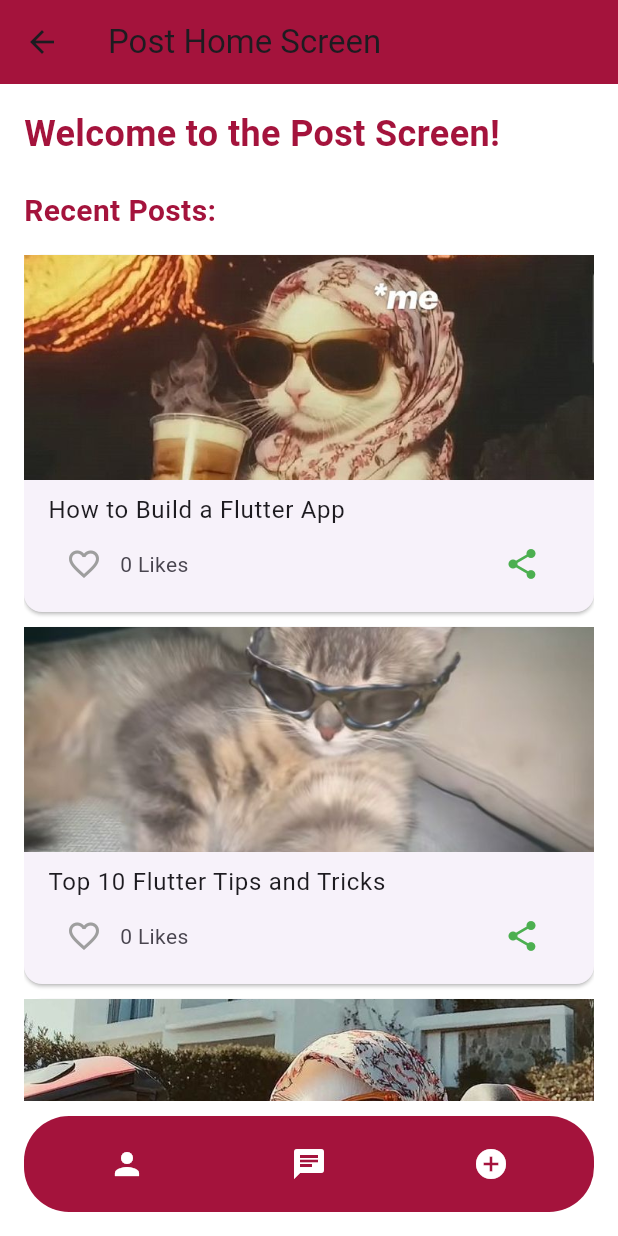
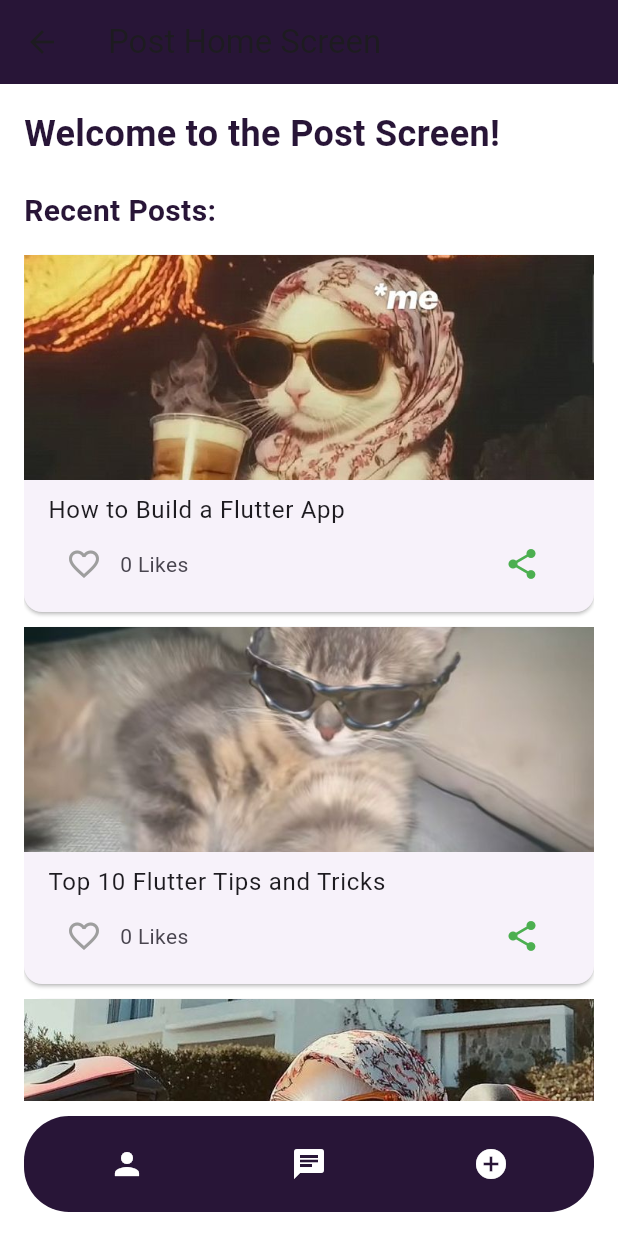
Before and after one commit to nidhii2003/socialbee, a Flutter app: the HomeScreen screen opened directly, on a phone screen of 412 x 824 dp. Run offline on Flutter 3.47's test engine with Material 3 defaults, Android fonts, the phone set to English and light mode, and no system bars; Roboto replaces fonts that are missing (inter).

Commit message:
Modified primary color and secondary

```diff
--- a/lib/app_colors.dart
+++ b/lib/app_colors.dart
@@ -2,7 +2,7 @@
 import 'package:flutter/material.dart';
 
 class AppColors {
-  static const Color primaryColor = Color(0xFFA4133C); // Dark Pink
-  static const Color secondaryColor = Color(0xFFFF758F); // Light Pink
+  static const Color primaryColor = Color(0xff281537); // Dark Pink
+  static const Color secondaryColor = Color(0xFFA53860); // Light Pink
   static const Color accentColor = Color(0xFFFFFFFF); // White for contrast
 }
```
